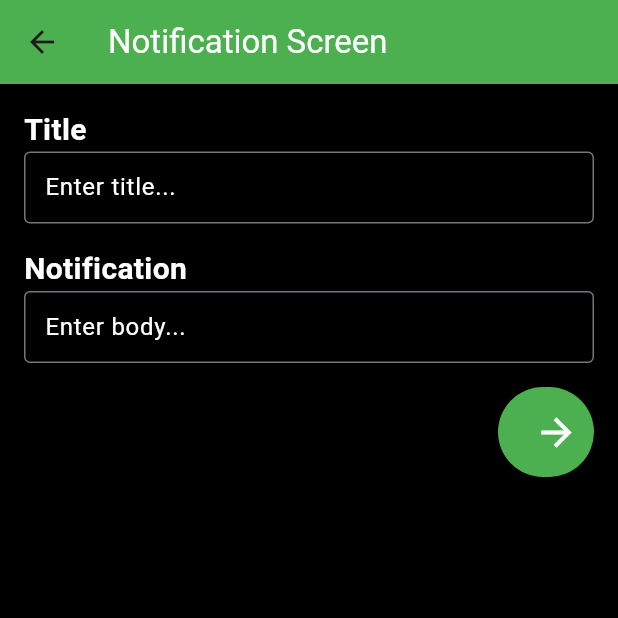
After one commit to Afaf997/advisor_ui_selfstack, a Flutter app: the NotificationScreen screen opened directly, on a phone screen of 412 x 824 dp, the top half of it. The commit adds this screen. Run offline on Flutter 3.47's test engine with Material 3 defaults, Android fonts, the phone set to English and light mode, and no system bars.

Commit message:
notification model

```diff
--- a/lib/batch_students.dart
+++ b/lib/batch_students.dart
@@ -1,5 +1,5 @@
-import 'package:advisor_ui_selfstack/status_student.dart';
 import 'package:flutter/material.dart';
+import 'status_student.dart';
 
 class StudentsBatchScreen extends StatelessWidget {
   const StudentsBatchScreen({Key? key}) : super(key: key);
@@ -65,7 +65,6 @@ class StudentsBatchScreen extends StatelessWidget {
                   );
                 },
               ),
-
             );
           },
         ),
--- /dev/null
+++ b/lib/notification.dart
@@ -0,0 +1,68 @@
+import 'package:flutter/material.dart';
+
+class NotificationScreen extends StatelessWidget {
+  const NotificationScreen({Key? key}) : super(key: key);
+
+  @override
+  Widget build(BuildContext context) {
+    return Scaffold(
+      backgroundColor: Colors.black,
+      appBar: AppBar(
+        backgroundColor: Colors.green,
+        title: Text('Notification Screen', style: TextStyle(color: Colors.white)),
+      ),
+      body: Padding(
+        padding: const EdgeInsets.all(16.0),
+        child: Column(
+          crossAxisAlignment: CrossAxisAlignment.start,
+          children: [
+            Text(
+              'Title',
+              style: TextStyle(fontSize: 20, fontWeight: FontWeight.bold, color: Colors.white),
+            ),
+            TextField(
+              maxLines: null, // Allow multiline input
+              style: TextStyle(color: Colors.white),
+              decoration: InputDecoration(
+                hintText: 'Enter title...',
+                hintStyle: TextStyle(color: Colors.white),
+                contentPadding: EdgeInsets.all(10),
+                border: OutlineInputBorder(), // Add border to the TextField
+              ),
+            ),
+            SizedBox(height: 16),
+            Text(
+              'Notification',
+              style: TextStyle(fontSize: 20, fontWeight: FontWeight.bold, color: Colors.white),
+            ),
+            TextField(
+              maxLines: null, // Allow multiline input
+              style: TextStyle(color: Colors.white),
+              decoration: InputDecoration(
+                hintText: 'Enter body...',
+                hintStyle: TextStyle(color: Colors.white),
+                contentPadding: EdgeInsets.all(10),
+                border: OutlineInputBorder(), // Add border to the TextField
+              ),
+            ),
+            SizedBox(height: 16),
+            Align(
+              alignment: Alignment.centerRight,
+              child: ElevatedButton(
+                onPressed: () {
+                  print('Notification submitted!');
+                },
+                style: ElevatedButton.styleFrom(
+                  backgroundColor: Colors.green, // Set button color
+                  onPrimary: Colors.white, // Set text color
+                  fixedSize: Size(60, 60), // Set button size to be a square
+                ),
+                child: Icon(Icons.arrow_forward, size: 30), // You can replace this icon with your own
+              ),
+            ),
+          ],
+        ),
+      ),
+    );
+  }
+}
--- a/lib/ui_model.dart
+++ b/lib/ui_model.dart
@@ -1,7 +1,7 @@
 import 'package:flutter/material.dart';
 
-class StudentsBatchScreen extends StatelessWidget {
-  const StudentsBatchScreen({Key? key}) : super(key: key);
+class Students extends StatelessWidget {
+  const Students({Key? key}) : super(key: key);
 
   @override
   Widget build(BuildContext context) {
```
Also changed, not shown: lib/batchs.dart (+88 -17 lines). Lines whose indentation alone changed are shown as unchanged.
